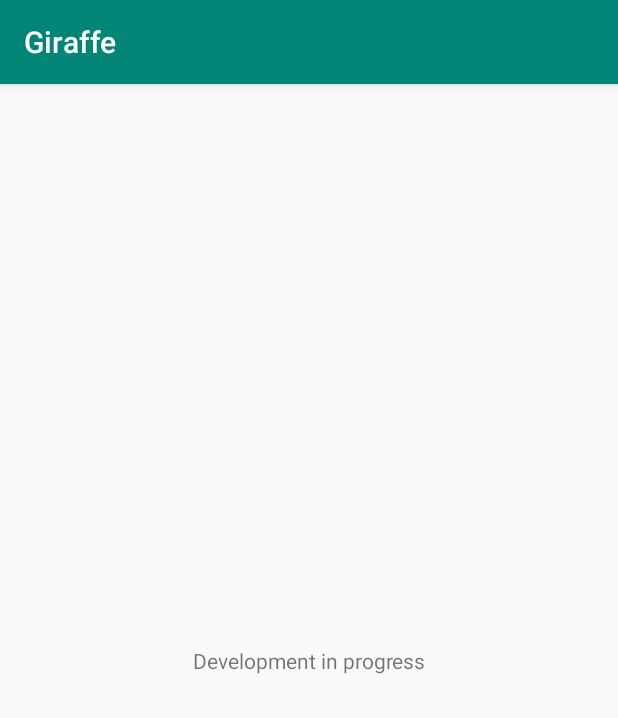
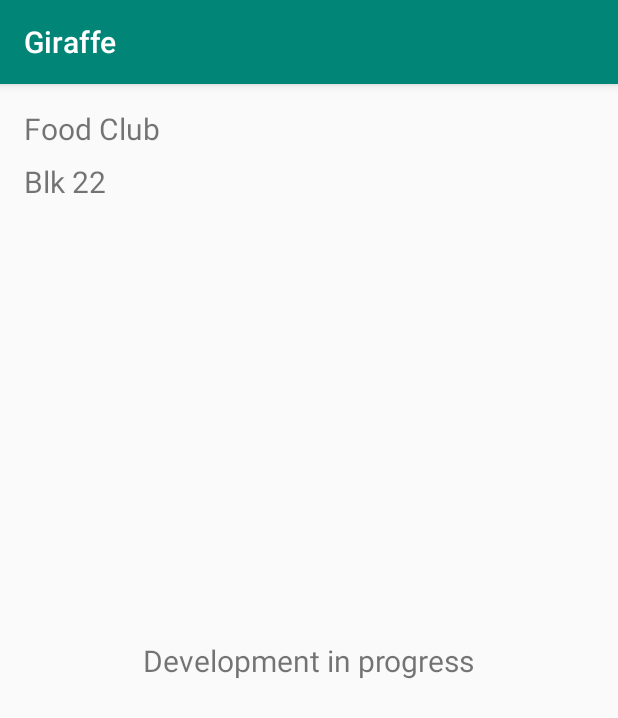
Before and after one commit to zyantoh/giraffe, an Android app: the screen it shows after launch (EmptyActivity), after a tap on "Food Club", on a phone screen of 412 x 824 dp. Shown: the top 718 px of the screen. Run offline under Robolectric (Android 15) with nearby library versions, the phone set to English and light mode, and no system bars.

Commit message:
Parsing title and details to mapactivity and emptyactivity

```diff
--- a/android/app/src/main/java/com/giraffe/EmptyActivity.kt
+++ b/android/app/src/main/java/com/giraffe/EmptyActivity.kt
@@ -11,6 +11,15 @@ class EmptyActivity : AppCompatActivity() {
         super.onCreate(savedInstanceState)
         setContentView(R.layout.activity_empty)
 
+        val retrieve1 = intent.getStringExtra("title")
+        val text1: TextView
+        text1 = findViewById(R.id.textView6)
+        text1.setText(retrieve1)
+        val retrieve2 = intent.getStringExtra("detail")
+        val text2: TextView
+        text2 = findViewById(R.id.textView7)
+        text2.setText(retrieve2)
+
         val text = intent.getStringExtra("message")
         val textview: TextView
         textview = findViewById(R.id.textView3)
--- a/android/app/src/main/java/com/giraffe/RecyclerAdapter.kt
+++ b/android/app/src/main/java/com/giraffe/RecyclerAdapter.kt
@@ -45,12 +45,20 @@ class RecyclerAdapter : RecyclerView.Adapter<RecyclerAdapter.ViewHolder>() {
             if (viewHolder.Title.text == "Classroom")
             {
                 val intent = Intent( viewHolder.itemView.context, MapActivity::class.java)
+                val title = viewHolder.Title.text
+                val detail = viewHolder.Detail.text
+                intent.putExtra("title", title)
+                intent.putExtra("detail", detail)
                 viewHolder.itemView.context.startActivity(intent)
             }
             else {
                 val intent = Intent( viewHolder.itemView.context, EmptyActivity::class.java)
                 val message = "Development in progress"
+                val title = viewHolder.Title.text
+                val detail = viewHolder.Detail.text
                 intent.putExtra("message", message)
+                intent.putExtra("title", title)
+                intent.putExtra("detail", detail)
                 viewHolder.itemView.context.startActivity(intent)
             }
         }
--- a/android/app/src/main/res/layout/activity_empty.xml
+++ b/android/app/src/main/res/layout/activity_empty.xml
@@ -11,8 +11,31 @@
         android:layout_width="wrap_content"
         android:layout_height="wrap_content"
         android:text="TextView"
+        android:textSize="20sp"
         app:layout_constraintBottom_toBottomOf="parent"
         app:layout_constraintEnd_toEndOf="parent"
         app:layout_constraintStart_toStartOf="parent"
         app:layout_constraintTop_toTopOf="parent" />
+
+    <TextView
+        android:id="@+id/textView6"
+        android:layout_width="wrap_content"
+        android:layout_height="wrap_content"
+        android:layout_marginStart="16dp"
+        android:layout_marginTop="16dp"
+        android:text="TextView"
+        android:textSize="20sp"
+        app:layout_constraintStart_toStartOf="parent"
+        app:layout_constraintTop_toTopOf="parent" />
+
+    <TextView
+        android:id="@+id/textView7"
+        android:layout_width="wrap_content"
+        android:layout_height="wrap_content"
+        android:layout_marginStart="16dp"
+        android:layout_marginTop="8dp"
+        android:text="TextView"
+        android:textSize="20sp"
+        app:layout_constraintStart_toStartOf="parent"
+        app:layout_constraintTop_toBottomOf="@+id/textView6" />
 </androidx.constraintlayout.widget.ConstraintLayout>
--- a/android/app/src/main/res/layout/layout_item.xml
+++ b/android/app/src/main/res/layout/layout_item.xml
@@ -25,6 +25,7 @@
                 android:layout_marginTop="8dp"
                 android:layout_marginEnd="8dp"
                 android:text="TextView"
+                android:textSize="20sp"
                 app:layout_constraintEnd_toEndOf="parent"
                 app:layout_constraintStart_toStartOf="parent"
                 app:layout_constraintTop_toTopOf="parent" />
@@ -46,6 +47,7 @@
                 android:layout_marginStart="8dp"
                 android:layout_marginEnd="8dp"
                 android:text="TextView"
+                android:textSize="20sp"
                 app:layout_constraintEnd_toEndOf="parent"
                 app:layout_constraintStart_toStartOf="parent"
                 app:layout_constraintTop_toBottomOf="@+id/textView" />
```
Also changed, not shown: android/app/src/main/java/com/giraffe/MapActivity.kt (+10 -0 lines), android/app/src/main/res/layout/activity_map.xml (+24 -2 lines).
